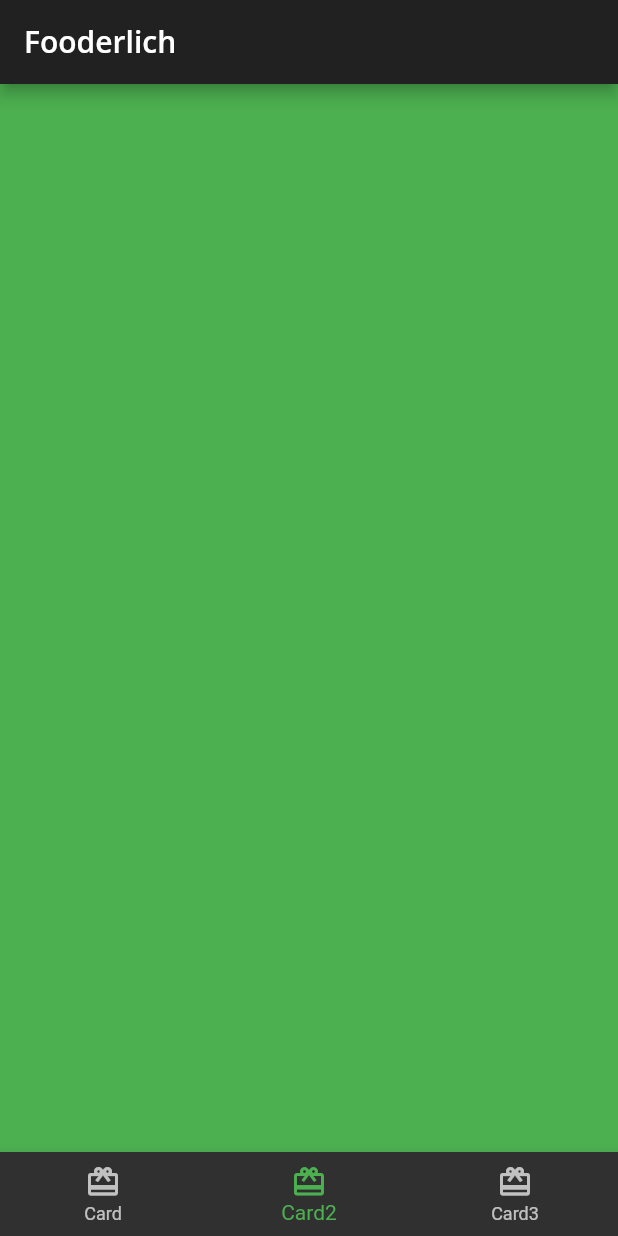
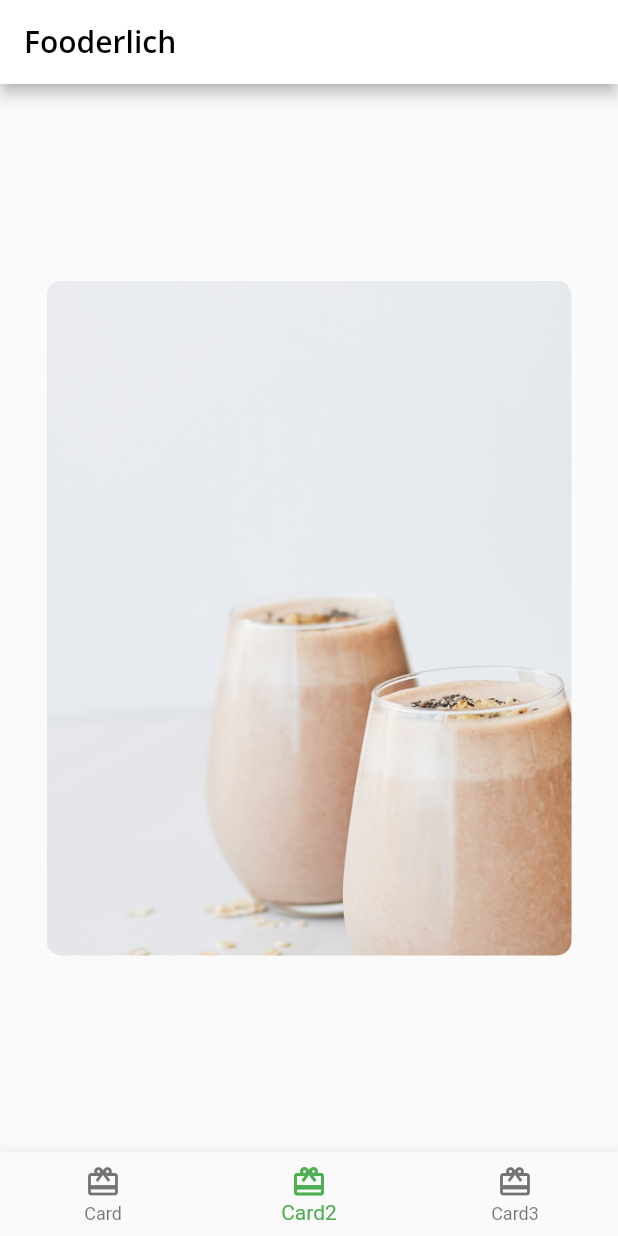
Before and after one commit to ShafeeMahmoud/Fooderlich, a Flutter app: the screen it shows after launch, item 2 of the bottom bar chosen, on a phone screen of 412 x 824 dp. Run offline on Flutter 3.47's test engine with Material 2 defaults, Android fonts, the phone set to English and light mode, and no system bars; our stand-ins replace google_fonts.

Commit message:
Add Card2

```diff
--- /dev/null
+++ b/lib/card2.dart
@@ -0,0 +1,33 @@
+import 'package:flutter/material.dart';
+
+class Card2 extends StatelessWidget {
+  const Card2({Key? key}) : super(key: key);
+
+  @override
+  Widget build(BuildContext context) {
+    return Center(
+      child: Container(
+        constraints: BoxConstraints.expand(
+          width: 350,
+          height: 450,
+        ),
+        decoration: const BoxDecoration(
+          image: DecorationImage(
+            image: AssetImage('assets/mag5.png'),
+            fit: BoxFit.cover,
+          ),
+          borderRadius: BorderRadius.all(
+            Radius.circular(10),
+          ),
+        ),
+        child: Column(
+          children: [
+            // TODO: Add author information
+            // TODO: Add positioned text
+
+          ],
+        ),
+      ),
+    );
+  }
+}
--- a/lib/home.dart
+++ b/lib/home.dart
@@ -1,6 +1,7 @@
 import 'package:flutter/material.dart';
 
 import 'card1.dart';
+import 'card2.dart';
 
 class Home extends StatefulWidget {
   const Home({Key? key}) : super(key: key);
@@ -15,7 +16,7 @@ class _HomeState extends State<Home> {
   static List<Widget> pages = [
     // TODO: Replace with Cards
     const Card1(),
-    Container(color: Colors.green,),
+    const Card2(),
     Container(color: Colors.blue,),
   ];
 
--- a/lib/main.dart
+++ b/lib/main.dart
@@ -14,7 +14,7 @@ class Fooderlich extends StatelessWidget {
 
   @override
   Widget build(BuildContext context) {
-    final theme = FooderlichTheme.dark();
+    final theme = FooderlichTheme.light();
     // 3
     return MaterialApp(
       theme: theme,
```
